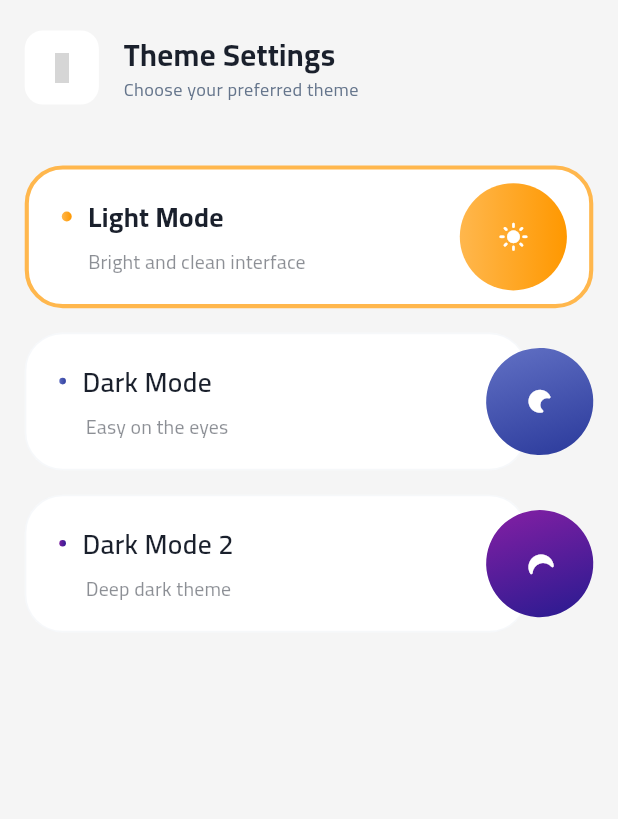
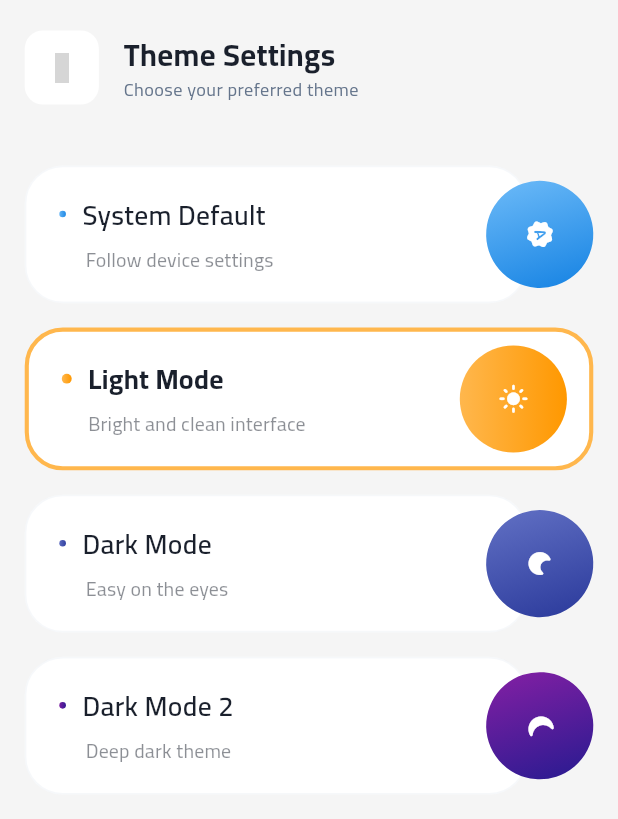
Before and after one commit to M-Fawzy2004/Academia, a Flutter app: the ThemeSelectorView screen opened directly, after a tap on "Light Mode", on a phone screen of 412 x 824 dp. Shown: the top 819 px of the screen. Run offline on Flutter 3.47's test engine with Material 3 defaults, Android fonts, the phone set to English and light mode, and no system bars; our stand-ins replace bloc, connectivity_plus, dartz, device_preview, equatable, file_picker and 12 more; missing offline and left inert: load_switch, syncfusion_flutter_pdfviewer; accounts and stored records are empty; grey boxes are pictures that could not be loaded.

Commit message:
feat: update app theme to follow system mode & load video links from subject data
- updated app themes to automatically match device light/dark mode
- implemented loading of video links dynamically from subject data
- improved overall UI consistency for theme-based colors

```diff
--- a/lib/core/const/theme_manager.dart
+++ b/lib/core/const/theme_manager.dart
@@ -4,6 +4,7 @@ import 'package:shared_preferences/shared_preferences.dart';
 import 'package:study_box/core/theme/app_color.dart';
 
 enum AppThemeMode {
+  system,
   light,
   dark,
   dark2,
@@ -14,8 +15,13 @@ class ThemeManager extends ChangeNotifier {
   factory ThemeManager() => instance;
   ThemeManager._internal();
 
-  AppThemeMode currentTheme = AppThemeMode.light;
+  AppThemeMode currentTheme = AppThemeMode.system;
   static const String _themeKey = 'selected_theme';
+
+  // Check if the system is in dark mode
+  bool isSystemDarkMode(BuildContext context) {
+    return MediaQuery.of(context).platformBrightness == Brightness.dark;
+  }
 
   // load Theme
   Future<void> loadSavedTheme() async {
@@ -24,6 +30,9 @@ class ThemeManager extends ChangeNotifier {
 
     if (savedTheme != null) {
       switch (savedTheme) {
+        case 'system':
+          currentTheme = AppThemeMode.system;
+          break;
         case 'light':
           currentTheme = AppThemeMode.light;
           break;
@@ -34,8 +43,11 @@ class ThemeManager extends ChangeNotifier {
           currentTheme = AppThemeMode.dark2;
           break;
       }
-      notifyListeners();
+    } else {
+      // لو مفيش theme محفوظ، استخدم System
+      currentTheme = AppThemeMode.system;
     }
+    notifyListeners();
   }
 
   // set Theme
@@ -46,6 +58,9 @@ class ThemeManager extends ChangeNotifier {
     String themeString;
 
     switch (theme) {
+      case AppThemeMode.system:
+        themeString = 'system';
+        break;
       case AppThemeMode.light:
         themeString = 'light';
         break;
@@ -116,13 +131,25 @@ class ThemeManager extends ChangeNotifier {
   }
 
   ThemeData getCurrentTheme() {
+    return getLightTheme();
+  }
+
+  ThemeData getCurrentDarkTheme() {
+    if (currentTheme == AppThemeMode.dark2) {
+      return getDark2Theme();
+    }
+    return getDarkTheme();
+  }
+
+  ThemeMode getThemeMode() {
     switch (currentTheme) {
+      case AppThemeMode.system:
+        return ThemeMode.system;
       case AppThemeMode.light:
-        return getLightTheme();
+        return ThemeMode.light;
       case AppThemeMode.dark:
-        return getDarkTheme();
       case AppThemeMode.dark2:
-        return getDark2Theme();
+        return ThemeMode.dark;
     }
   }
 }
--- a/lib/core/helper/app_router.dart
+++ b/lib/core/helper/app_router.dart
@@ -13,6 +13,7 @@ import 'package:study_box/feature/pdf_details/presentation/view/pdf_detials_view
 import 'package:study_box/feature/profile/presentation/view/profile_view.dart';
 import 'package:study_box/feature/subject/presentation/view/subject_view.dart';
 import 'package:study_box/feature/subject_details/presentation/view/subject_details_view.dart';
+import 'package:study_box/feature/video_details/presentation/view/video_details_view.dart';
 import 'package:study_box/feature/welcome/presentation/view/welcome_view.dart';
 import 'package:study_box/feature/onboarding/presentation/view/onboarding_view.dart';
 import 'package:study_box/feature/splash/presentation/view/splash_view.dart';
@@ -33,6 +34,7 @@ abstract class AppRouter {
   static const subjectView = '/subjectView';
   static const subjectDetailsView = '/subjectDetailsView';
   static const pdfDetialsView = '/pdfDetialsView';
+  static const videoDetailsView = '/videoDetailsView';
 
   static var router = GoRouter(
     routes: [
@@ -154,6 +156,22 @@ abstract class AppRouter {
           return PdfDetialsView(subjectId: subjectId);
         },
       ),
+      GoRoute(
+        path: videoDetailsView,
+        builder: (BuildContext context, GoRouterState state) {
+          final String? subjectId = state.uri.queryParameters['subjectId'];
+
+          if (subjectId == null) {
+            return const Scaffold(
+              body: Center(
+                child: Text('Subject ID is required'),
+              ),
+            );
+          }
+
+          return VideoDetailsView(subjectId: subjectId);
+        },
+      ),
     ],
   );
 }
--- a/lib/feature/auth/presentation/view/widget/login_form_wrapper.dart
+++ b/lib/feature/auth/presentation/view/widget/login_form_wrapper.dart
@@ -24,6 +24,7 @@ class LoginFormWrapper extends StatelessWidget {
           CustomSnackBar.showSuccess(
             context,
             context.tr.successfully_logged_in,
+
           );
         }
       },
--- a/lib/feature/profile/presentation/view/widget/theme_selector_view_body.dart
+++ b/lib/feature/profile/presentation/view/widget/theme_selector_view_body.dart
@@ -22,11 +22,19 @@ class ThemeSelectorViewBodyState extends State<ThemeSelectorViewBody> {
       selectedTheme = theme;
     });
     ThemeManager.instance.setTheme(theme);
-    AppColors.setThemeMode(theme == AppThemeMode.light
-        ? ThemeMode2.light
-        : theme == AppThemeMode.dark
-            ? ThemeMode2.dark
-            : ThemeMode2.dark2);
+
+    if (theme == AppThemeMode.system) {
+      final brightness = MediaQuery.of(context).platformBrightness;
+      AppColors.setThemeMode(
+        brightness == Brightness.dark ? ThemeMode2.dark : ThemeMode2.light,
+      );
+    } else if (theme == AppThemeMode.light) {
+      AppColors.setThemeMode(ThemeMode2.light);
+    } else if (theme == AppThemeMode.dark) {
+      AppColors.setThemeMode(ThemeMode2.dark);
+    } else if (theme == AppThemeMode.dark2) {
+      AppColors.setThemeMode(ThemeMode2.dark2);
+    }
   }
 
   @override
@@ -43,6 +51,17 @@ class ThemeSelectorViewBodyState extends State<ThemeSelectorViewBody> {
           ],
         ),
         heightBox(40),
+        ThemeOptionCard(
+          title: 'System Default',
+          subtitle: 'Follow device settings',
+          icon: Icons.brightness_auto_rounded,
+          gradient: LinearGradient(
+            colors: [Colors.blue.shade300, Colors.blue.shade600],
+          ),
+          isSelected: selectedTheme == AppThemeMode.system,
+          onTap: () => onThemeSelected(AppThemeMode.system),
+        ),
+        SizedBox(height: 16.h),
         ThemeOptionCard(
           title: 'Light Mode',
           subtitle: 'Bright and clean interface',
--- a/lib/main.dart
+++ b/lib/main.dart
@@ -23,7 +23,7 @@ void main() async {
 
   runApp(
     DevicePreview(
-      enabled: false,
+      enabled: true,
       builder: (context) => const StudyBoxApp(),
     ),
   );
--- a/lib/study_box_app.dart
+++ b/lib/study_box_app.dart
@@ -13,23 +13,37 @@ class StudyBoxApp extends StatefulWidget {
   State<StudyBoxApp> createState() => _StudyBoxAppState();
 }
 
-class _StudyBoxAppState extends State<StudyBoxApp> {
+class _StudyBoxAppState extends State<StudyBoxApp> with WidgetsBindingObserver {
   Locale _locale = const Locale('en');
 
   @override
   void initState() {
     super.initState();
     ThemeManager.instance.addListener(onThemeChanged);
+    WidgetsBinding.instance.addObserver(this);
   }
 
   @override
   void dispose() {
     ThemeManager.instance.removeListener(onThemeChanged);
+    WidgetsBinding.instance.removeObserver(this);
     super.dispose();
   }
 
+  // عشان نعرف لو المستخدم غير theme الجهاز
+  @override
+  void didChangePlatformBrightness() {
+    super.didChangePlatformBrightness();
+    // لو المستخدم مختار System، نعمل rebuild
+    if (ThemeManager.instance.currentTheme == AppThemeMode.system) {
+      setState(() {});
+    }
+  }
+
   void onThemeChanged() {
-    setState(() {});
+    if (mounted) {
+      setState(() {});
+    }
   }
 
   void setLocale(Locale locale) {
@@ -67,8 +81,9 @@ class _StudyBoxAppState extends State<StudyBoxApp> {
           return child!;
         },
         locale: _locale,
-        theme: ThemeManager.instance.getCurrentTheme(),
-        themeMode: ThemeMode.light,
+        theme: ThemeManager.instance.getCurrentTheme(), // Light Theme
+        darkTheme: ThemeManager.instance.getCurrentDarkTheme(), // Dark Theme
+        themeMode: ThemeManager.instance.getThemeMode(), // System/Light/Dark
       ),
     );
   }
```
Also changed, not shown: lib/core/helper/custom_snack_bar.dart (+5 -4 lines), lib/core/helper/youtube_helper.dart (added, +68 -0 lines), lib/core/theme/app_radius.dart (added, +14 -0 lines), lib/feature/subject_details/presentation/view/widget/resources_section.dart (+6 -1 lines), lib/feature/video_details/presentation/view/video_details_view.dart (added, +27 -0 lines), lib/feature/video_details/presentation/view/widget/video_card_item.dart (added, +51 -0 lines), lib/feature/video_details/presentation/view/widget/video_card_item_bloc_consumer.dart (added, +47 -0 lines), lib/feature/video_details/presentation/view/widget/video_card_item_skeletonizer.dart (added, +71 -0 lines), lib/feature/video_details/presentation/view/widget/video_details_header.dart (added, +27 -0 lines), lib/feature/video_details/presentation/view/widget/video_details_view_body.dart (added, +40 -0 lines), lib/feature/video_details/presentation/view/widget/video_info.dart (added, +25 -0 lines), lib/feature/video_details/presentation/view/widget/video_thumbnail.dart (added, +63 -0 lines).
